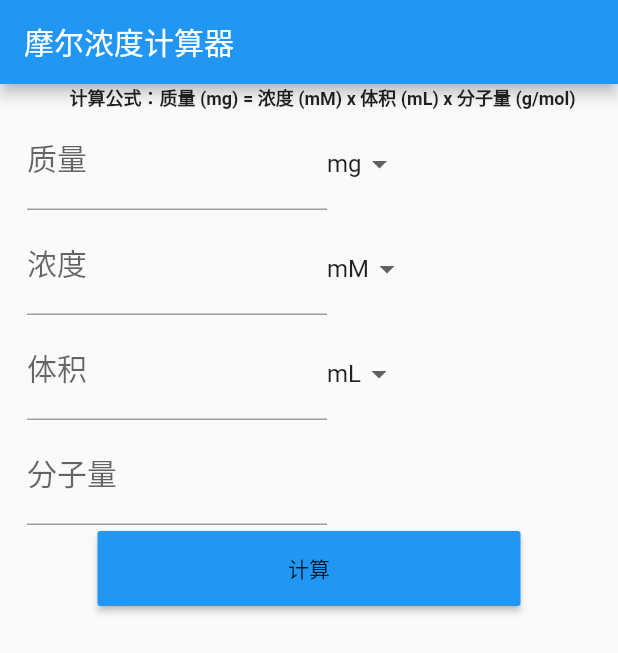
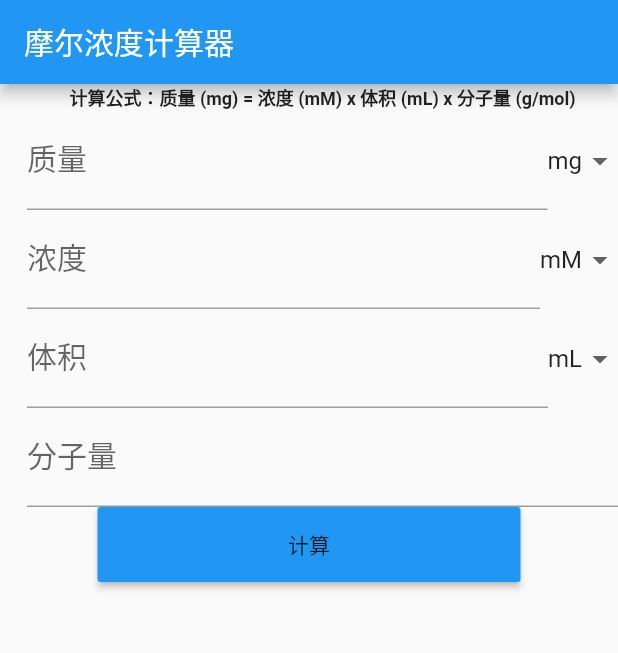
Before and after one commit to yyj001/ZhuZhuCalculator, a Flutter app: the screen it shows after launch, on a phone screen of 412 x 824 dp. Shown: the top 653 px of the screen. Run offline on Flutter 3.47's test engine with Material 2 defaults, Android fonts, the phone set to English and light mode, and no system bars; our stand-ins replace fluttertoast.

Commit message:
输入框撑满屏幕

```diff
--- a/lib/myWitget/ColorBackground.dart
+++ b/lib/myWitget/ColorBackground.dart
@@ -14,25 +14,34 @@ class EditText extends StatefulWidget {
 class EditTextState extends State<EditText> {
   EditTextState({List<DropdownMenuItem<double>> list});
 
+  FocusNode _focusNodes = FocusNode();
   double unit = 1.0;
 
   TextEditingController controller = TextEditingController();
 
   @override
+  void initState() {
+    super.initState();
+    _focusNodes.addListener(() {
+      if (_focusNodes.hasFocus) {
+        print(widget.hint);
+      }
+    });
+  }
+
+  @override
   Widget build(BuildContext context) {
     Row row = Row(
       mainAxisAlignment: MainAxisAlignment.start,
+      mainAxisSize: MainAxisSize.max,
       children: <Widget>[
-        SizedBox(
-          width: 200,
-          height: 70,
+        Expanded(
           child: TextField(
-//              focusNode: _focusNodes[0],
+              focusNode: _focusNodes,
               controller: controller,
               keyboardType: TextInputType.numberWithOptions(),
               style: TextStyle(fontSize: 20),
               decoration: InputDecoration(
-//                  fillColor: _colors[0],
                   labelText: widget.hint,
                   focusedBorder: UnderlineInputBorder(
                       borderSide: BorderSide(color: Colors.blue)),
```
